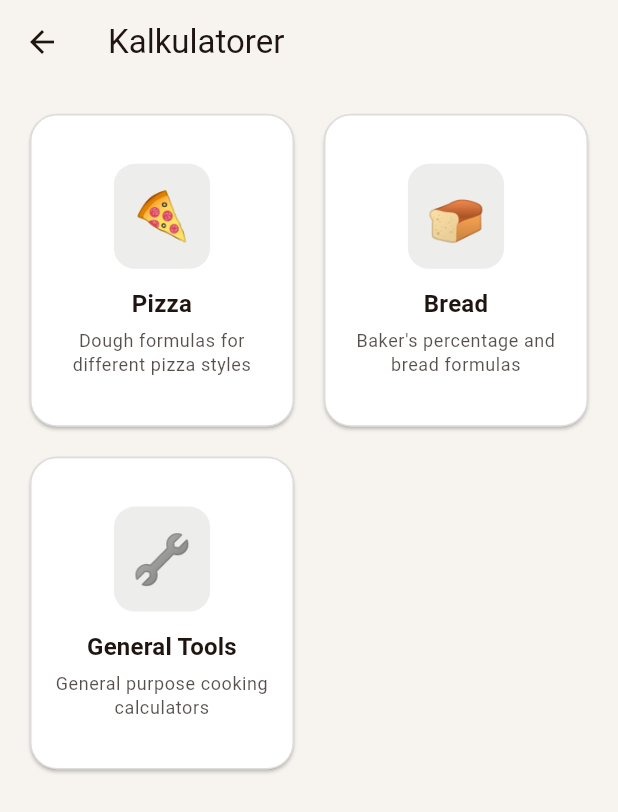
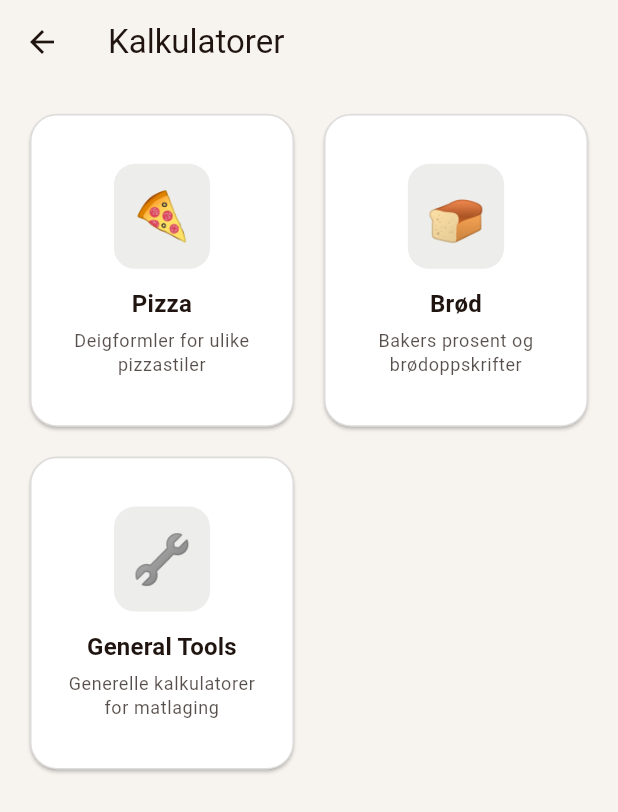
Before and after one commit to hermundtorkildsen/quant-frontend, a Flutter app: the screen it shows after launch, after a tap on "Kalkulatorer", on a phone screen of 412 x 824 dp. Shown: the top 812 px of the screen. Run offline on Flutter 3.47's test engine with Material 3 defaults, Android fonts, the phone set to English and light mode, and no system bars; network calls fail.

Commit message:
translates all to norwegian before adding url support

```diff
--- a/lib/backend/quant_backend.dart
+++ b/lib/backend/quant_backend.dart
@@ -63,7 +63,10 @@ class QuantBackendMock implements QuantBackend {
 
 /// Global backend instance for the app. This allows the UI to use a single
 /// abstraction (`QuantBackend`) and swap implementations later.
-const bool useCloudBackend = true;
+///
+/// By default, uses Render cloud backend. To use local backend for development:
+///   flutter run --dart-define=USE_CLOUD_BACKEND=false
+const bool useCloudBackend = bool.fromEnvironment('USE_CLOUD_BACKEND', defaultValue: true);
 
 final QuantBackend quantBackend = QuantBackendHttp(
   QuantApiClient(
--- a/lib/features/calculators/data/calculator_catalog.dart
+++ b/lib/features/calculators/data/calculator_catalog.dart
@@ -8,50 +8,50 @@ final List<CalculatorCategory> calculatorCategories = [
     id: 'pizza',
     title: 'Pizza',
     icon: '🍕',
-    description: 'Dough formulas for different pizza styles',
+    description: 'Deigformler for ulike pizzastiler',
     variants: [
       CalculatorVariant(
         id: 'pizza-neapolitan',
         title: 'Neapolitan',
-        description: 'Classic Neapolitan style',
+        description: 'Klassisk neapolitansk stil',
       ),
       CalculatorVariant(
         id: 'pizza-ny',
         title: 'New York',
-        description: 'NY style pizza dough',
+        description: 'New York-stil pizzadeig',
       ),
       CalculatorVariant(
         id: 'pizza-roman',
         title: 'Roman',
-        description: 'Roman style pizza',
+        description: 'Romersk stil pizza',
       ),
       CalculatorVariant(
         id: 'pizza-detroit',
         title: 'Detroit',
-        description: 'Detroit style pan pizza',
+        description: 'Detroit-stil panne pizza',
       ),
       CalculatorVariant(
         id: 'pizza-poolish',
         title: 'Poolish',
-        description: 'Poolish preferment method',
+        description: 'Poolish forgjæringsmetode',
       ),
       CalculatorVariant(
         id: 'pizza-cold-ferment',
         title: 'Cold Ferment',
-        description: 'Long cold fermentation',
+        description: 'Lang kaldgjæring',
       ),
     ],
   ),
   CalculatorCategory(
     id: 'bread',
-    title: 'Bread',
+    title: 'Brød',
     icon: '🍞',
-    description: 'Baker\'s percentage and bread formulas',
+    description: 'Bakers prosent og brødoppskrifter',
     variants: [
       CalculatorVariant(
         id: 'bread-bakers-percent',
-        title: 'Baker\'s Percentage',
-        description: 'Calculate ingredient ratios',
+        title: 'Bakers prosent',
+        description: 'Beregn ingrediensforhold',
       ),
     ],
   ),
@@ -59,12 +59,12 @@ final List<CalculatorCategory> calculatorCategories = [
     id: 'general-tools',
     title: 'General Tools',
     icon: '🔧',
-    description: 'General purpose cooking calculators',
+    description: 'Generelle kalkulatorer for matlaging',
     variants: [
       CalculatorVariant(
         id: 'general-temperature',
         title: 'Temperature Converter',
-        description: 'Convert between Celsius, Fahrenheit, and Kelvin',
+        description: 'Konverter mellom Celsius, Fahrenheit og Kelvin',
       ),
     ],
   ),
@@ -78,14 +78,14 @@ CalculatorDefinition? getCalculatorDefinitionForVariant(String variantId) {
       return CalculatorDefinition(
         id: 'general-temperature',
         title: 'Temperature Converter',
-        description: 'Convert between Celsius, Fahrenheit, and Kelvin',
+        description: 'Konverter mellom Celsius, Fahrenheit og Kelvin',
         fields: [
           CalculatorFieldDefinition(
             id: 'celsius',
             label: 'Celsius',
             type: CalculatorFieldType.number,
             unit: '°C',
-            helpText: 'Enter temperature in Celsius',
+            helpText: 'Skriv inn temperatur i Celsius',
             onFieldChanged: (changedFieldId, newValue, allValues) {
               // When Celsius changes, update Fahrenheit and Kelvin
               if (changedFieldId == 'celsius') {
@@ -105,7 +105,7 @@ CalculatorDefinition? getCalculatorDefinitionForVariant(String variantId) {
             label: 'Fahrenheit',
             type: CalculatorFieldType.number,
             unit: '°F',
-            helpText: 'Enter temperature in Fahrenheit',
+            helpText: 'Skriv inn temperatur i Fahrenheit',
             onFieldChanged: (changedFieldId, newValue, allValues) {
               // When Fahrenheit changes, update Celsius and Kelvin
               if (changedFieldId == 'fahrenheit') {
@@ -126,7 +126,7 @@ CalculatorDefinition? getCalculatorDefinitionForVariant(String variantId) {
             label: 'Kelvin',
             type: CalculatorFieldType.number,
             unit: 'K',
-            helpText: 'Enter temperature in Kelvin',
+            helpText: 'Skriv inn temperatur i Kelvin',
             onFieldChanged: (changedFieldId, newValue, allValues) {
               // When Kelvin changes, update Celsius and Fahrenheit
               if (changedFieldId == 'kelvin') {
@@ -145,7 +145,7 @@ CalculatorDefinition? getCalculatorDefinitionForVariant(String variantId) {
         ],
         calculate: (values) {
           // Not needed for live conversion, but kept for backward compatibility
-          return 'Enter a temperature in any field to see conversions.';
+          return 'Skriv inn en temperatur i et felt for å se konverteringer.';
         },
       );
     default:
--- a/lib/screens/import_from_text_screen.dart
+++ b/lib/screens/import_from_text_screen.dart
@@ -148,7 +148,7 @@ class _ImportFromTextScreenState extends State<ImportFromTextScreen> {
                           child: TextField(
                             controller: _sourceUrlController,
                             decoration: InputDecoration(
-                              labelText: 'Source URL (valgfritt)',
+                              labelText: 'Kilde-URL (valgfritt)',
                               hintText: 'https://example.com/recipe',
                               border: OutlineInputBorder(
                                 borderRadius: BorderRadius.circular(12),
--- a/lib/screens/quant_home_screen.dart
+++ b/lib/screens/quant_home_screen.dart
@@ -36,8 +36,6 @@ class _QuantHomeBody extends StatelessWidget {
           _HeaderSection(),
           SizedBox(height: 32),
           _MainActions(),
-          SizedBox(height: 40),
-          _RecentSection(),
         ],
       ),
     );
@@ -219,43 +217,3 @@ class _ActionCard extends StatelessWidget {
     );
   }
 }
-
-class _RecentSection extends StatelessWidget {
-  const _RecentSection();
-
-  @override
-  Widget build(BuildContext context) {
-    final recentItems = const [
-      'Bolognese (example)',
-      '70% hydration pizza dough (example)',
-      'Chocolate chip cookies (example)',
-    ];
-
-    final textTheme = Theme.of(context).textTheme;
-
-    return Column(
-      crossAxisAlignment: CrossAxisAlignment.start,
-      children: [
-        Text(
-          'Nylig vist',
-          style: textTheme.titleMedium?.copyWith(
-            fontWeight: FontWeight.w600,
-            color: QuantHomeScreen._textColor,
-          ),
-        ),
-        const SizedBox(height: 12),
-        ...recentItems.map(
-          (item) => Padding(
-            padding: const EdgeInsets.only(bottom: 8),
-            child: Text(
-              '• $item',
-              style: textTheme.bodyMedium?.copyWith(
-                color: QuantHomeScreen._textColor.withOpacity(0.85),
-              ),
-            ),
-          ),
-        ),
-      ],
-    );
-  }
-}
--- a/lib/screens/recipe_edit_screen.dart
+++ b/lib/screens/recipe_edit_screen.dart
@@ -525,7 +525,7 @@ class _EditableIngredientWidget extends StatelessWidget {
                 IconButton(
                   icon: const Icon(Icons.delete_outline),
                   onPressed: onDelete,
-                  tooltip: 'Delete',
+                  tooltip: 'Slett',
                 ),
               ],
             ),
@@ -589,7 +589,7 @@ class _EditableStepWidget extends StatelessWidget {
             Row(
               children: [
                 Text(
-                  'Step ${step.stepNumber}',
+                  'Steg ${step.stepNumber}',
                   style: const TextStyle(
                     fontWeight: FontWeight.bold,
                     fontSize: 16,
@@ -599,7 +599,7 @@ class _EditableStepWidget extends StatelessWidget {
                 IconButton(
                   icon: const Icon(Icons.delete_outline),
                   onPressed: onDelete,
-                  tooltip: 'Delete',
+                  tooltip: 'Slett',
                 ),
               ],
             ),
```
Also changed, not shown: lib/screens/my_recipes_screen.dart (+9 -9 lines).
